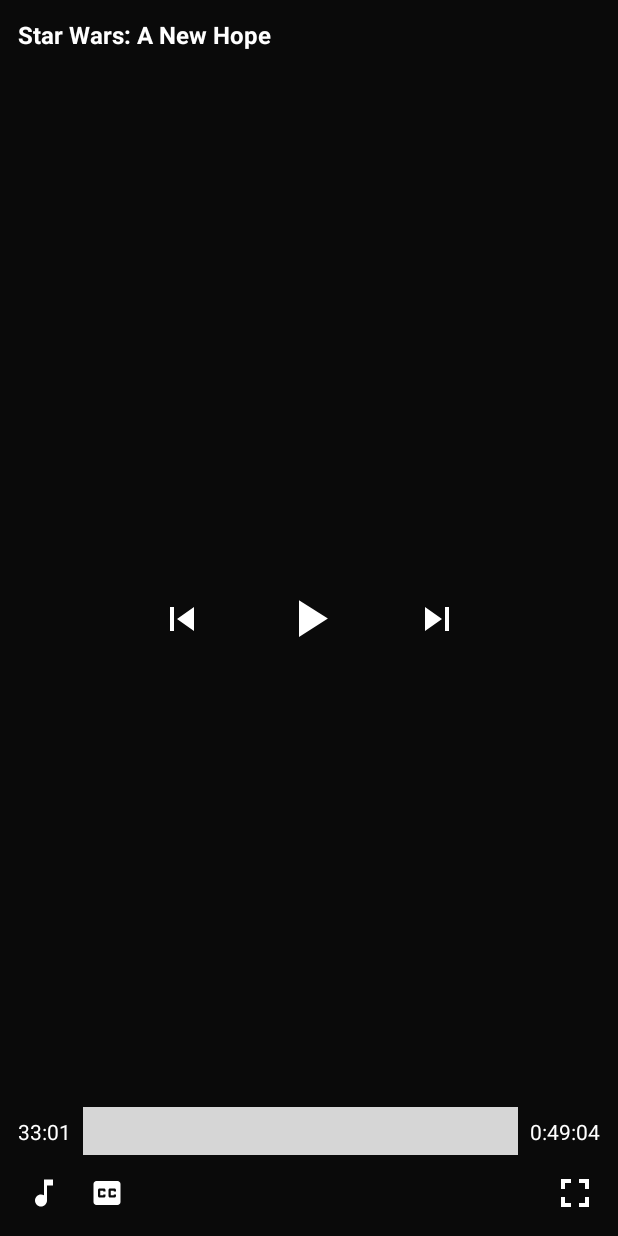
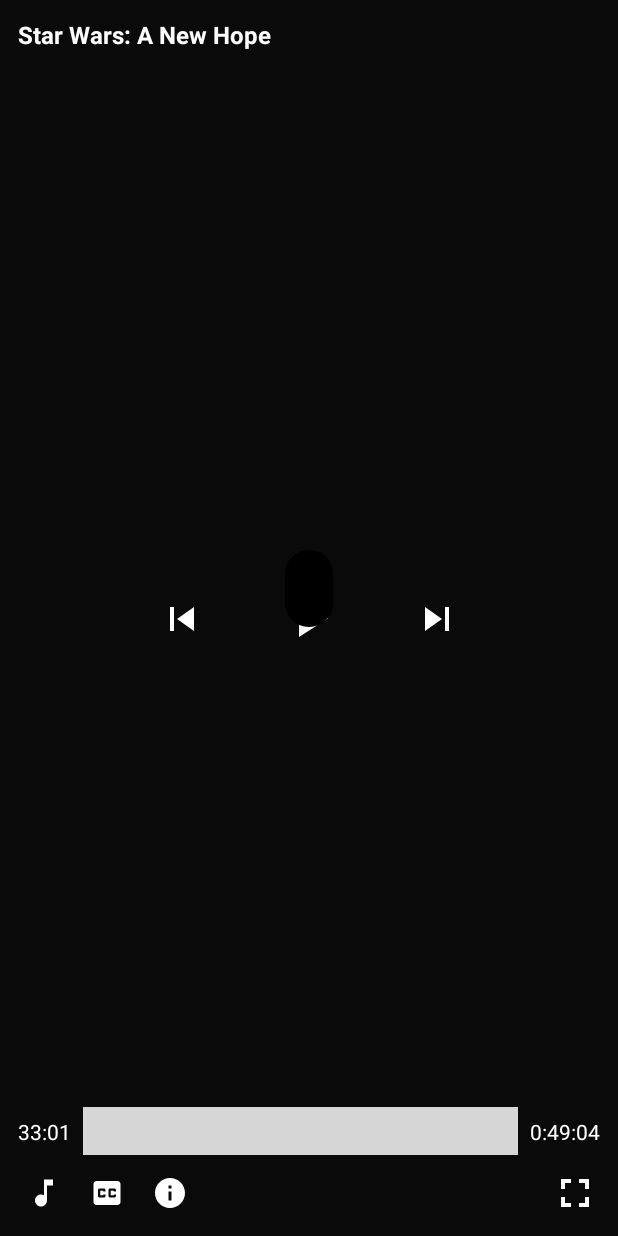
Before and after one commit to ngobyalincolnisaac/jellyfin-android, an Android app: the layout exo_player_control_view.xml on its own in the app's theme, with its tools: preview values and no code run, on a phone screen of 412 x 824 dp. Run offline under Robolectric (Android 15) with nearby library versions, the phone set to English and light mode, and no system bars; plain views replace DefaultTimeBar; grey boxes are pictures that could not be loaded.

Commit message:
Add basic playback info dialog

```diff
--- /dev/null
+++ b/app/src/main/res/drawable/ic_info_white_24dp.xml
@@ -0,0 +1,9 @@
+<vector xmlns:android="http://schemas.android.com/apk/res/android"
+    android:width="24dp"
+    android:height="24dp"
+    android:viewportWidth="24"
+    android:viewportHeight="24">
+    <path
+        android:fillColor="#ffffff"
+        android:pathData="M12,2C6.48,2 2,6.48 2,12s4.48,10 10,10 10,-4.48 10,-10S17.52,2 12,2zM13,17h-2v-6h2v6zM13,9h-2L11,7h2v2z" />
+</vector>
--- /dev/null
+++ b/app/src/main/res/drawable/playback_info_background.xml
@@ -0,0 +1,6 @@
+<?xml version="1.0" encoding="utf-8"?>
+<shape xmlns:android="http://schemas.android.com/apk/res/android"
+    android:shape="rectangle">
+    <corners android:radius="16dp" />
+    <solid android:color="@android:color/black" />
+</shape>
--- a/app/src/main/res/layout/exo_player_control_view.xml
+++ b/app/src/main/res/layout/exo_player_control_view.xml
@@ -78,6 +78,22 @@
         app:layout_constraintTop_toTopOf="@id/play_pause_container" />
 
     <androidx.appcompat.widget.AppCompatTextView
+        android:id="@+id/playback_info"
+        android:layout_width="wrap_content"
+        android:layout_height="wrap_content"
+        android:layout_margin="@dimen/exo_player_controls_display_padding"
+        android:background="@drawable/playback_info_background"
+        android:clickable="true"
+        android:padding="16dp"
+        android:visibility="gone"
+        app:layout_constraintBottom_toTopOf="@id/exo_progress"
+        app:layout_constraintEnd_toEndOf="parent"
+        app:layout_constraintStart_toStartOf="parent"
+        app:layout_constraintTop_toBottomOf="@id/track_title"
+        tools:ignore="KeyboardInaccessibleWidget"
+        tools:visibility="visible" />
+
+    <androidx.appcompat.widget.AppCompatTextView
         android:id="@+id/exo_position"
         android:layout_width="wrap_content"
         android:layout_height="wrap_content"
@@ -145,6 +161,17 @@
         app:layout_constraintStart_toEndOf="@id/audio_streams_button" />
 
     <androidx.appcompat.widget.AppCompatImageButton
+        android:id="@+id/info_button"
+        android:layout_width="@dimen/exo_bottom_controls_size"
+        android:layout_height="@dimen/exo_bottom_controls_size"
+        android:layout_marginBottom="@dimen/exo_bottom_controls_margin"
+        android:background="@drawable/ripple_background_circular"
+        android:padding="@dimen/exo_bottom_controls_padding"
+        android:src="@drawable/ic_info_white_24dp"
+        app:layout_constraintBottom_toBottomOf="parent"
+        app:layout_constraintStart_toEndOf="@id/subtitles_button" />
+
+    <androidx.appcompat.widget.AppCompatImageButton
         android:id="@+id/fullscreen_switcher"
         android:layout_width="@dimen/exo_bottom_controls_size"
         android:layout_height="@dimen/exo_bottom_controls_size"
--- a/app/src/main/res/values/strings.xml
+++ b/app/src/main/res/values/strings.xml
@@ -18,6 +18,7 @@
     <string name="downloading">Downloading</string>
 
     <string name="menu_item_none">None</string>
+    <string name="playback_info">Transcoding: %b\n\nVideo streams:\n%s\n\nAudio streams:\n%s</string>
 
     <string name="activity_name_settings">Jellyfin Settings</string>
     <string name="pref_category_music_player">Music player</string>
```
Also changed, not shown: app/src/main/java/org/jellyfin/mobile/player/PlaybackMenus.kt (+17 -0 lines), app/src/main/java/org/jellyfin/mobile/player/PlayerActivity.kt (+10 -2 lines).
